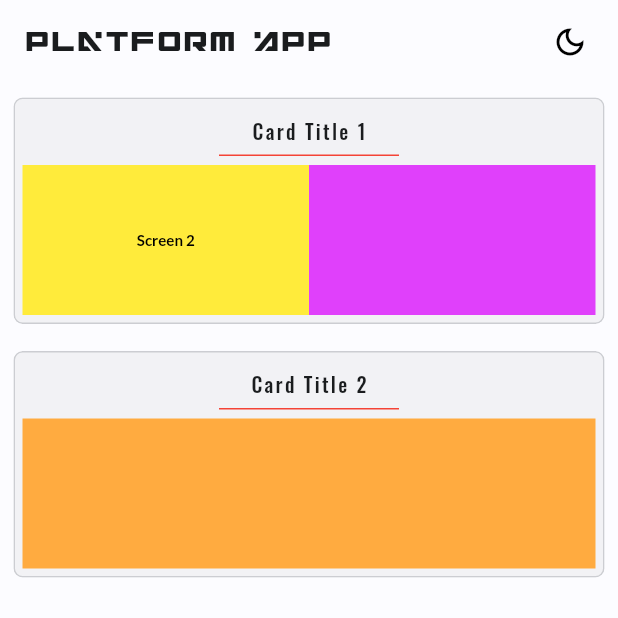
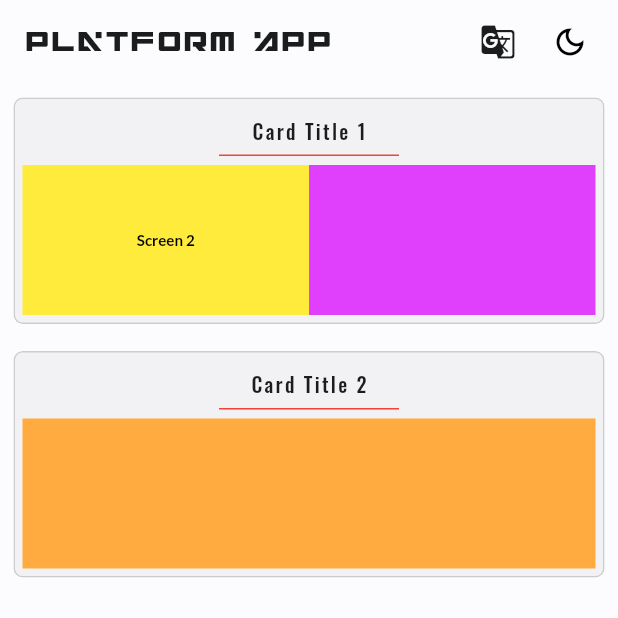
Before and after one commit to GhekkoNL/flutter_platform_app, a Flutter app: the screen it shows after launch, item 2 of the bottom bar chosen, on a phone screen of 412 x 824 dp, the top half of it. Run offline on Flutter 3.47's test engine with Material 3 defaults, Android fonts, the phone set to English and light mode, and no system bars; our stand-ins replace gap, get, google_fonts, line_icons, responsive_sizer, webview_flutter; missing offline and left inert: flutter_acrylic, macos_ui, window_manager.

Commit message:
Small updates and fixes

```diff
--- a/lib/platform/android/android_app.dart
+++ b/lib/platform/android/android_app.dart
@@ -142,7 +142,7 @@ class AndroidAppState extends State<AndroidApp> with SingleTickerProviderStateMi
       title: const AppBarTitle(),
       actions: !showMediumSizeLayout && !showLargeSizeLayout
           ? [
-        BrightnessButton(
+        ActionToggles(
           handleBrightnessChange: widget.handleBrightnessChange,
         ),
       ]
@@ -154,7 +154,7 @@ class AndroidAppState extends State<AndroidApp> with SingleTickerProviderStateMi
     mainAxisAlignment: MainAxisAlignment.end,
     children: [
       Flexible(
-        child: BrightnessButton(
+        child: ActionToggles(
           handleBrightnessChange: widget.handleBrightnessChange,
           showTooltipBelow: false,
         ),
--- a/lib/platform/android/widgets/action_toggles.dart
+++ b/lib/platform/android/widgets/action_toggles.dart
@@ -1,9 +1,10 @@
+import 'package:app/locale/language_switch.dart';
 import 'package:gap/gap.dart';
 import 'package:get/get.dart';
 import 'package:flutter/material.dart';
 
-class BrightnessButton extends StatelessWidget {
-  const BrightnessButton({super.key,
+class ActionToggles extends StatelessWidget {
+  const ActionToggles({super.key,
     required this.handleBrightnessChange,
     this.showTooltipBelow = false,
   });
@@ -14,6 +15,7 @@ class BrightnessButton extends StatelessWidget {
   Widget build(BuildContext context) {
     final isBright = Theme.of(context).brightness == Brightness.light;
     return Row( children: [
+      const LanguageSwitch(),
         Tooltip(
           preferBelow: showTooltipBelow,
           message: 'darkModeSwitch'.tr,
@@ -50,6 +52,14 @@ class ExpandedTrailingActions extends StatelessWidget {
         children: [
           Row(
             children: [
+              Text('language'.tr),
+              Expanded(child: Container()),
+              const LanguageSwitch(),
+            ],
+          ),
+          const Gap(5),
+          Row(
+            children: [
               Text('darkMode'.tr),
               Expanded(child: Container()),
               Switch(
```
Also changed, not shown: lib/locale/language_switch.dart (+2 -8 lines), lib/locale/translations.dart (+1 -11 lines).
